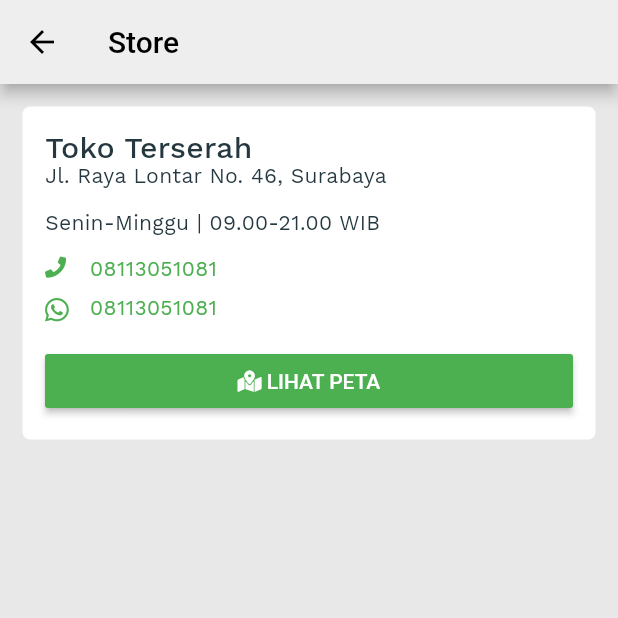
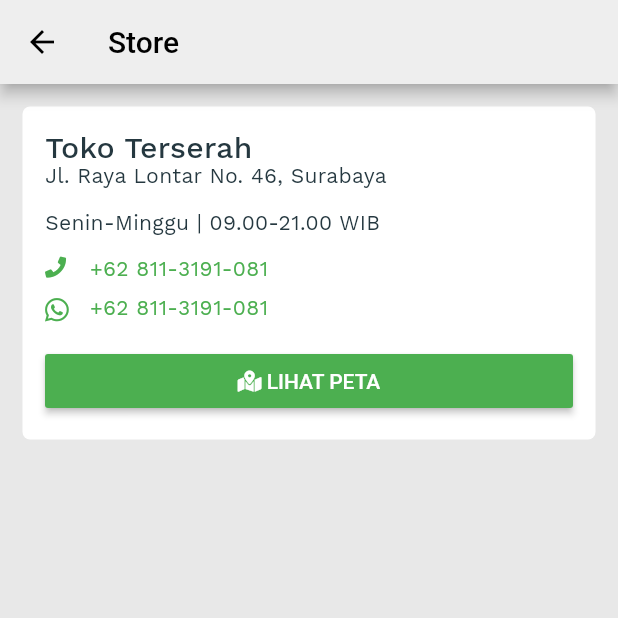
Before and after one commit to vreallyla/toko-terserah-mobile, a Flutter app: the StoreScreen screen opened directly, on a phone screen of 412 x 824 dp, the top half of it. Run offline on Flutter 3.47's test engine with Material 2 defaults, Android fonts, the phone set to English and light mode, and no system bars; our stand-ins replace cached_network_image, carousel_slider, expandable, flutter_html, flutter_spinbox, font_awesome_flutter and 9 more; missing offline and left inert: advance_pdf_viewer, barcode_flutter, clipboard, dart:ffi, flutter_webview_plugin, icon_shadow; accounts and stored records are empty.

Commit message:
- ubah nomor WA dan telpon

```diff
--- a/lib/fitness_app/my_diary/my_diary_screen.dart
+++ b/lib/fitness_app/my_diary/my_diary_screen.dart
@@ -812,7 +812,7 @@ class _MyDiaryScreenState extends State<MyDiaryScreen>
                                   onTap: () {
                                     launchWhatsApp(
                                         message: 'Hallo min....',
-                                        phone: '628113051081');
+                                        phone: '628113191081');
                                   },
                                   child: FaIcon(
                                     FontAwesomeIcons.envelope,
--- a/lib/menu/store_screen.dart
+++ b/lib/menu/store_screen.dart
@@ -60,7 +60,7 @@ class _StoreScreenState extends State<StoreScreen> {
                     child: Text('Senin-Minggu | 09.00-21.00 WIB'),
                   ),
                   InkWell(
-                    onTap: () => _launchMap('tel://+628113051081'),
+                    onTap: () => _launchMap('tel://+628113191081'),
                     child: Row(
                       crossAxisAlignment: CrossAxisAlignment.start,
                       children: [
@@ -72,14 +72,14 @@ class _StoreScreenState extends State<StoreScreen> {
                             size: 14,
                           ),
                         ),
-                        Text('  08113051081',
+                        Text('  +62 811-3191-081',
                             style: TextStyle(color: Colors.green))
                       ],
                     ),
                   ),
                   InkWell(
                     onTap: () =>
-                        _launchMap('whatsapp://send?phone=628113051081'),
+                        _launchMap('whatsapp://send?phone=628113191081'),
                     child: Padding(
                       padding: const EdgeInsets.only(
                         top: 10,
@@ -97,7 +97,7 @@ class _StoreScreenState extends State<StoreScreen> {
                             ),
                           ),
                           Text(
-                            '  08113051081',
+                            '  +62 811-3191-081',
                             style: TextStyle(color: Colors.green),
                           )
                         ],
```
